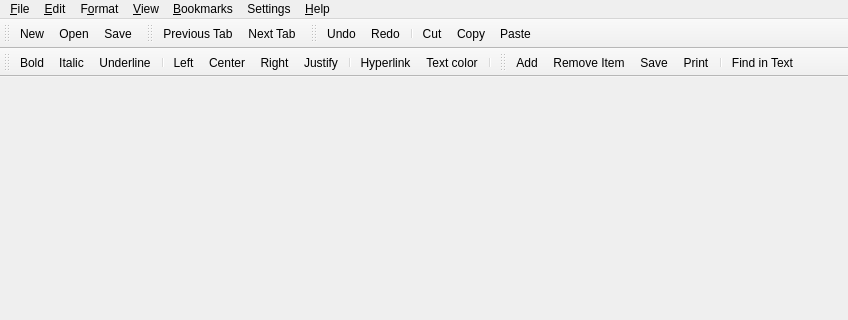
The window that src/main/mainwindow.ui (axsapronov/bQella) describes before a commit, drawn with Qt 5; both pictures show x 0 to 848 and y 0 to 320 of the 848 by 672 pixel window.
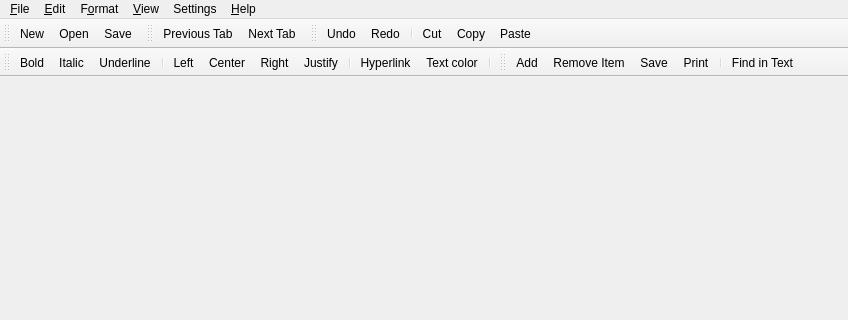
The same window after the commit. Icons and pictures are not drawn.

Patch:
```diff
--- a/src/main/mainwindow.ui
+++ b/src/main/mainwindow.ui
@@ -76,7 +76,7 @@
      <x>0</x>
      <y>0</y>
      <width>848</width>
-     <height>26</height>
+     <height>23</height>
     </rect>
    </property>
    <widget class="QMenu" name="helpMenu">
@@ -182,13 +182,6 @@
     <addaction name="actionHyperlink"/>
     <addaction name="actionTextColor"/>
    </widget>
-   <widget class="QMenu" name="menuBookmarks">
-    <property name="title">
-     <string>&amp;Bookmarks</string>
-    </property>
-    <addaction name="actionAddBookmark"/>
-    <addaction name="separator"/>
-   </widget>
    <widget class="QMenu" name="menuSettings">
     <property name="title">
      <string>Settings</string>
@@ -207,7 +200,6 @@
    <addaction name="editMenu"/>
    <addaction name="menuFormat"/>
    <addaction name="viewMenu"/>
-   <addaction name="menuBookmarks"/>
    <addaction name="menuSettings"/>
    <addaction name="helpMenu"/>
   </widget>
```
Left out of the diff: 74 changed lines with no effect on the pictures.
